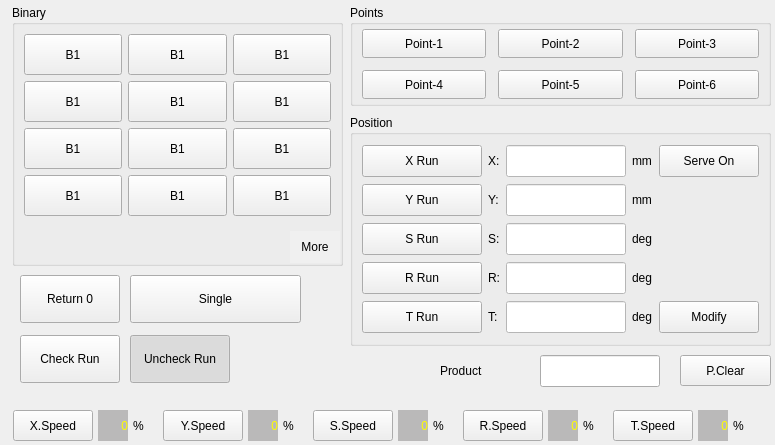
This is hcmanualoperation/ichcmanualoperationpageframe_8.ui in GaussCheng/2-5AxisPunch as Qt 5 draws it before an edit. The edited form follows.
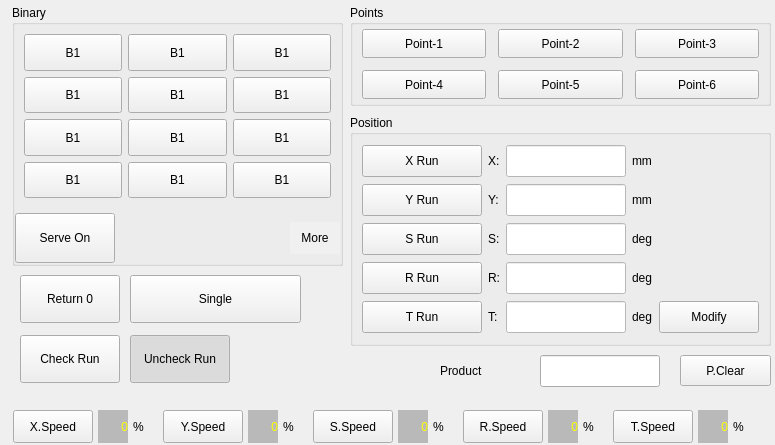
This is the edited form. Custom widgets are drawn as their Qt base class.

The edit to the form file:
```diff
--- a/hcmanualoperation/ichcmanualoperationpageframe_8.ui
+++ b/hcmanualoperation/ichcmanualoperationpageframe_8.ui
@@ -407,6 +407,34 @@
       </item>
       <item>
        <layout class="QHBoxLayout" name="horizontalLayout_2">
+        <item>
+         <widget class="QPushButton" name="serveControl">
+          <property name="sizePolicy">
+           <sizepolicy hsizetype="Minimum" vsizetype="Preferred">
+            <horstretch>0</horstretch>
+            <verstretch>0</verstretch>
+           </sizepolicy>
+          </property>
+          <property name="minimumSize">
+           <size>
+            <width>100</width>
+            <height>50</height>
+           </size>
+          </property>
+          <property name="maximumSize">
+           <size>
+            <width>100</width>
+            <height>50</height>
+           </size>
+          </property>
+          <property name="text">
+           <string>Serve On</string>
+          </property>
+          <property name="checkable">
+           <bool>true</bool>
+          </property>
+         </widget>
+        </item>
         <item>
          <spacer name="horizontalSpacer">
           <property name="orientation">
@@ -769,29 +797,7 @@
         </property>
        </widget>
       </item>
-      <item row="0" column="4">
-       <widget class="QPushButton" name="serveControl">
-        <property name="sizePolicy">
-         <sizepolicy hsizetype="Minimum" vsizetype="Preferred">
-          <horstretch>0</horstretch>
-          <verstretch>0</verstretch>
-         </sizepolicy>
-        </property>
-        <property name="minimumSize">
-         <size>
-          <width>100</width>
-          <height>32</height>
-         </size>
-        </property>
-        <property name="text">
-         <string>Serve On</string>
-        </property>
-        <property name="checkable">
-         <bool>true</bool>
-        </property>
-       </widget>
-      </item>
-      <item row="4" column="4">
+      <item row="4" column="5">
        <widget class="QPushButton" name="setButton">
         <property name="sizePolicy">
          <sizepolicy hsizetype="Minimum" vsizetype="Preferred">
@@ -1883,7 +1889,7 @@
      <x>10</x>
      <y>410</y>
      <width>761</width>
-     <height>31</height>
+     <height>33</height>
     </rect>
    </property>
    <layout class="QHBoxLayout" name="horizontalLayout">
```
Left out of the diff: 80 changed lines with no effect on the pictures.
